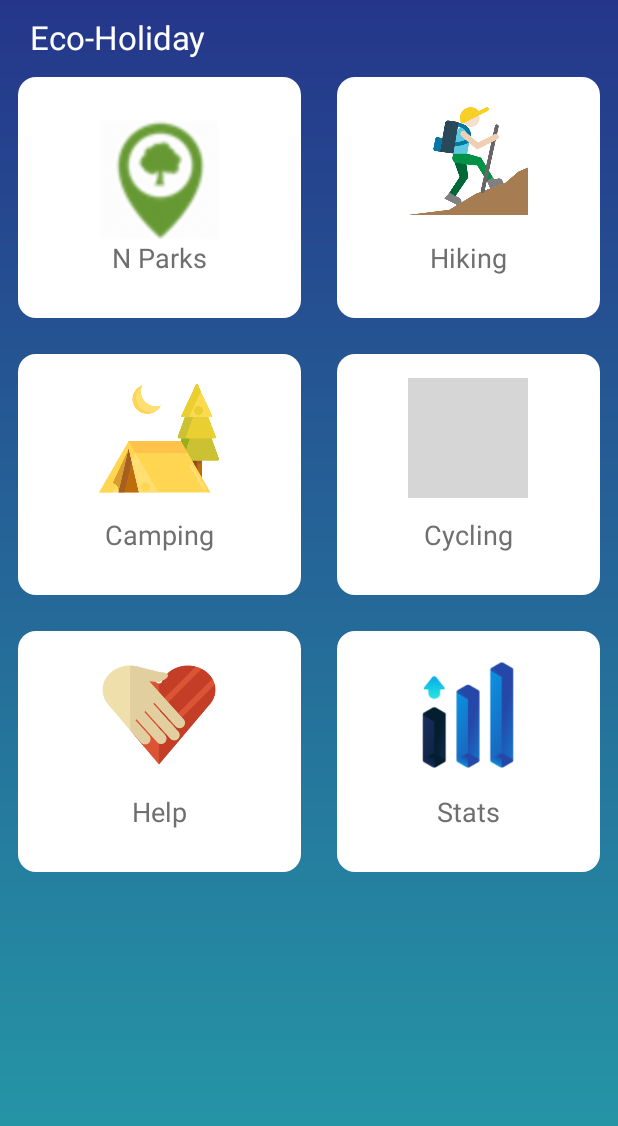
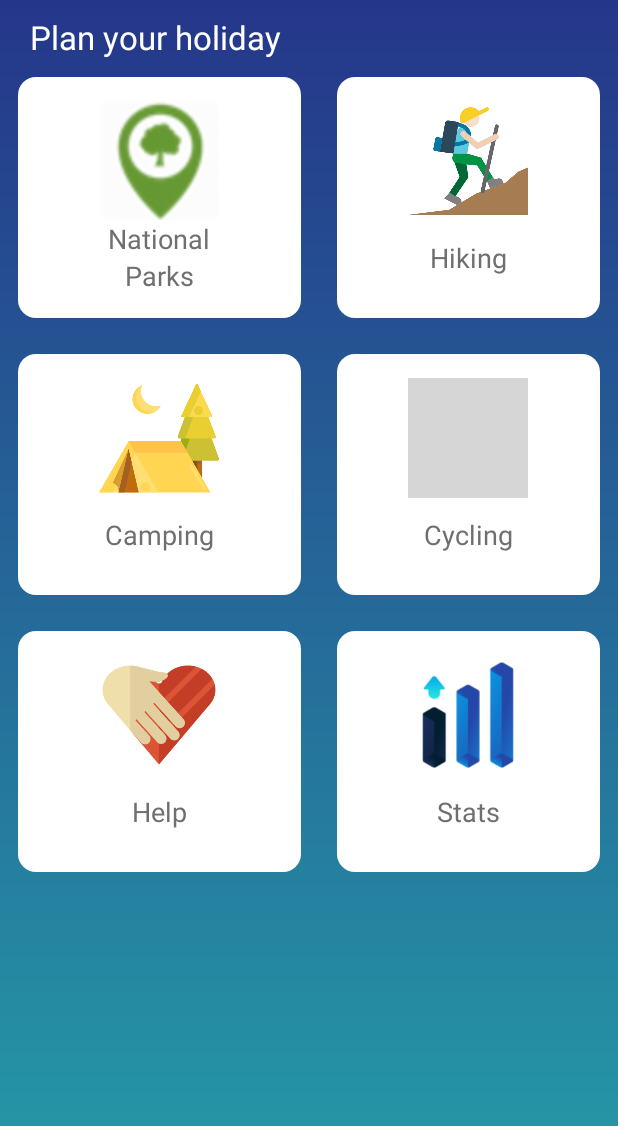
Before and after one commit to ecoholiday/ECO-Holiday, an Android app: the MainActivity screen opened directly, with no data from a screen before it, on a phone screen of 412 x 824 dp. Shown: the top 1126 px of the screen. Run offline under Robolectric (Android 15) with nearby library versions, the phone set to English and light mode, and no system bars; grey boxes are pictures that could not be loaded.

Commit message:
issue still exists with multiple layers

```diff
--- a/app/src/main/res/layout/activity_main.xml
+++ b/app/src/main/res/layout/activity_main.xml
@@ -22,7 +22,7 @@
 
             <TextView
                 android:id="@+id/txtEcoHoliday"
-                android:text="Eco-Holiday"
+                android:text="Plan your holiday"
                 android:textColor="#FFFFFF"
                 android:textSize="22sp"
                 android:layout_width="wrap_content"
@@ -63,7 +63,13 @@
                         android:layout_width="wrap_content"
                         android:layout_height="wrap_content"
                         android:textSize="18sp"
-                        android:text="N Parks"
+                        android:text="National"
+                        android:textColor="#6f6f6f" />
+                    <TextView
+                        android:layout_width="wrap_content"
+                        android:layout_height="wrap_content"
+                        android:textSize="18sp"
+                        android:text="Parks"
                         android:textColor="#6f6f6f" />
                 </LinearLayout>
             </android.support.v7.widget.CardView>
```
Also changed, not shown: app/src/main/res/drawable/stat1.jpeg (added), app/src/main/res/drawable/stat2.jpeg (added), app/src/main/res/drawable/stat3.jpeg (added).
